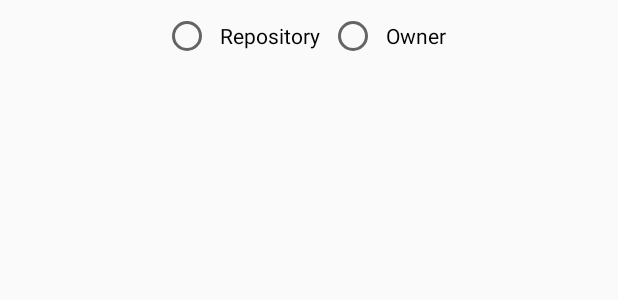
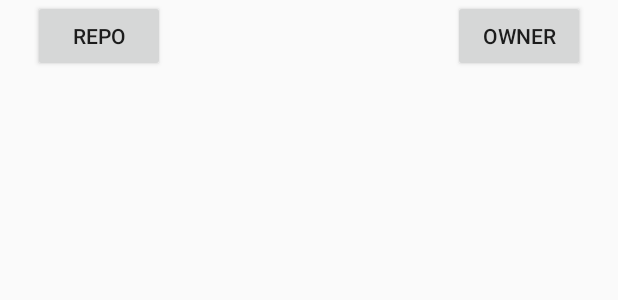
Before and after one commit to willbrom/ZADTask, an Android app: the layout dialog_layout.xml on its own in the app's theme, with its tools: preview values and no code run, on a phone screen of 412 x 824 dp. Shown: the top 300 px of the screen. Run offline under Robolectric (Android 15) with nearby library versions, the phone set to English and light mode, and no system bars.

```diff
--- a/app/src/main/java/com/wilbrom/zadtask/adapter/RepoAdapter.java
+++ b/app/src/main/java/com/wilbrom/zadtask/adapter/RepoAdapter.java
@@ -14,10 +14,6 @@ import com.wilbrom.zadtask.R;
 import com.wilbrom.zadtask.model.Repo;
 
 import java.util.ArrayList;
-
-/**
- * Created by user on 5/15/2018.
- */
 
 public class RepoAdapter extends RecyclerView.Adapter<RepoAdapter.ItemViewHolder> {
 
--- a/app/src/main/java/com/wilbrom/zadtask/model/Repo.java
+++ b/app/src/main/java/com/wilbrom/zadtask/model/Repo.java
@@ -1,8 +1,4 @@
 package com.wilbrom.zadtask.model;
-
-/**
- * Created by user on 5/15/2018.
- */
 
 public class Repo {
     private String name;
--- a/app/src/main/res/layout/dialog_layout.xml
+++ b/app/src/main/res/layout/dialog_layout.xml
@@ -6,28 +6,21 @@
     android:layout_width="match_parent"
     android:layout_height="match_parent">
 
-    <RadioGroup
-        android:id="@+id/radio_group"
+   <Button
+       android:id="@+id/btn_repo_url"
+       android:layout_width="wrap_content"
+       android:layout_height="wrap_content"
+       android:text="Repo"
+       android:layout_gravity="start"
+       android:layout_marginStart="22dp" />
+
+
+    <Button
+        android:id="@+id/btn_owner_url"
         android:layout_width="wrap_content"
         android:layout_height="wrap_content"
-        android:layout_marginTop="8dp"
-        android:orientation="horizontal"
-        android:layout_gravity="center_horizontal">
-
-        <RadioButton
-            android:id="@+id/radio_repo"
-            android:text="Repository"
-            android:layout_width="wrap_content"
-            android:layout_height="wrap_content"
-            android:padding="6dp" />
-
-        <RadioButton
-            android:id="@+id/radio_owner"
-            android:text="Owner"
-            android:layout_width="wrap_content"
-            android:layout_height="wrap_content"
-            android:padding="6dp" />
-
-    </RadioGroup>
+        android:text="Owner"
+        android:layout_gravity="end"
+        android:layout_marginEnd="22dp" />
 
 </FrameLayout>
```
Also changed, not shown: app/build.gradle (+10 -0 lines), app/src/main/java/com/wilbrom/zadtask/MainActivity.java (+50 -41 lines), app/src/main/java/com/wilbrom/zadtask/utilities/JsonUtils.java (+1 -6 lines), app/src/main/res/layout/activity_main.xml (+17 -4 lines), 1 other file.
